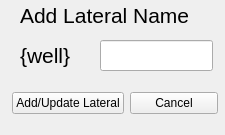
This is UI/addLateralName.ui in Terjit/DT as Qt 5 draws it before an edit. The edited form follows.
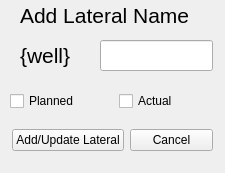
This is the edited form.

The edit to the form file:
```diff
--- a/UI/addLateralName.ui
+++ b/UI/addLateralName.ui
@@ -7,7 +7,7 @@
     <x>0</x>
     <y>0</y>
     <width>225</width>
-    <height>135</height>
+    <height>173</height>
    </rect>
   </property>
   <property name="font">
@@ -73,13 +73,13 @@
      <string/>
     </property>
    </widget>
-   <widget class="QWidget" name="">
+   <widget class="QWidget" name="layoutWidget">
     <property name="geometry">
      <rect>
       <x>12</x>
-      <y>90</y>
-      <width>206</width>
-      <height>27</height>
+      <y>120</y>
+      <width>201</width>
+      <height>41</height>
      </rect>
     </property>
     <layout class="QHBoxLayout" name="horizontalLayout">
@@ -109,6 +109,42 @@
      </item>
     </layout>
    </widget>
+   <widget class="QWidget" name="">
+    <property name="geometry">
+     <rect>
+      <x>10</x>
+      <y>91</y>
+      <width>211</width>
+      <height>21</height>
+     </rect>
+    </property>
+    <layout class="QHBoxLayout" name="horizontalLayout_2">
+     <item>
+      <widget class="QCheckBox" name="plannedBox">
+       <property name="font">
+        <font>
+         <pointsize>9</pointsize>
+        </font>
+       </property>
+       <property name="text">
+        <string>Planned</string>
+       </property>
+      </widget>
+     </item>
+     <item>
+      <widget class="QCheckBox" name="actualBox">
+       <property name="font">
+        <font>
+         <pointsize>9</pointsize>
+        </font>
+       </property>
+       <property name="text">
+        <string>Actual</string>
+       </property>
+      </widget>
+     </item>
+    </layout>
+   </widget>
   </widget>
  </widget>
  <resources/>
```
